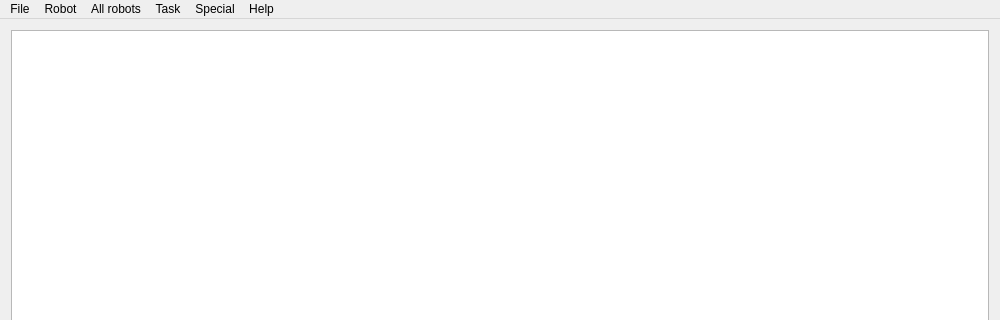
The window that src/ui-qt-yoyek/mainwindow.ui (ptroja/mrrocpp) describes before a commit, drawn with Qt 5; both pictures show x 0 to 1000 and y 0 to 320 of the 1000 by 603 pixel window.
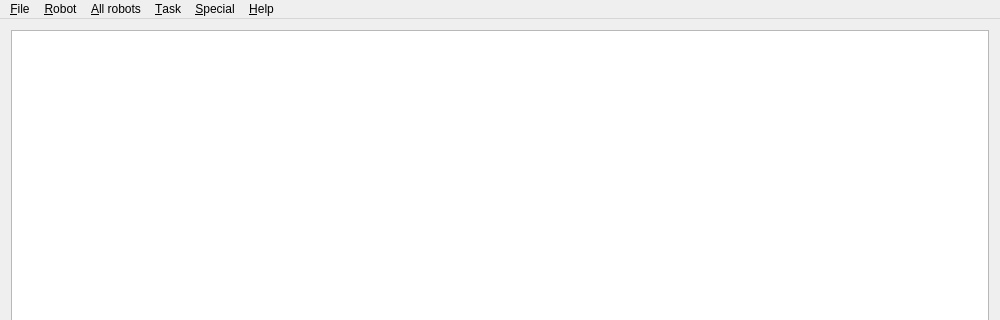
The same window after the commit.

Commit message: Przywrócone menu ze skrótami

```diff
--- a/src/ui-qt-yoyek/mainwindow.ui
+++ b/src/ui-qt-yoyek/mainwindow.ui
@@ -76,7 +76,7 @@
    </property>
    <widget class="QMenu" name="menuRobot">
     <property name="title">
-     <string>Robot</string>
+     <string>&amp;Robot</string>
     </property>
     <widget class="QMenu" name="menuSpkm">
      <property name="title">
@@ -200,13 +200,13 @@
    </widget>
    <widget class="QMenu" name="menuFile">
     <property name="title">
-     <string>File</string>
+     <string>&amp;File</string>
     </property>
     <addaction name="actionQuit"/>
    </widget>
    <widget class="QMenu" name="menuSpecial">
     <property name="title">
-     <string>Special</string>
+     <string>&amp;Special</string>
     </property>
     <addaction name="actionClear_Console"/>
     <addaction name="separator"/>
@@ -215,7 +215,7 @@
    </widget>
    <widget class="QMenu" name="menuAll_Robots">
     <property name="title">
-     <string>All robots</string>
+     <string>&amp;All robots</string>
     </property>
     <widget class="QMenu" name="menuall_Preset_Positions">
      <property name="title">
@@ -235,7 +235,7 @@
    </widget>
    <widget class="QMenu" name="menuTask">
     <property name="title">
-     <string>Task</string>
+     <string>&amp;Task</string>
     </property>
     <addaction name="actionMP_Load"/>
     <addaction name="actionMP_Unload"/>
@@ -245,7 +245,7 @@
    </widget>
    <widget class="QMenu" name="menuHelp">
     <property name="title">
-     <string>Help</string>
+     <string>&amp;Help</string>
     </property>
     <addaction name="actionAbout"/>
    </widget>
```
Left out of the diff: 67 changed lines with no effect on the pictures.
